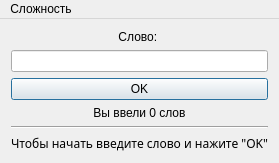
Above: mainwindow.ui from Stals/wordsWithPC before the change. Below: the same form after it.
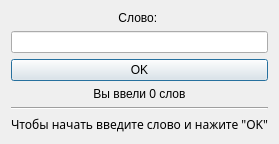
That is the form after the change.

Patch:
```diff
--- a/mainwindow.ui
+++ b/mainwindow.ui
@@ -7,7 +7,7 @@
     <x>0</x>
     <y>0</y>
     <width>256</width>
-    <height>158</height>
+    <height>137</height>
    </rect>
   </property>
   <property name="windowTitle">
@@ -83,24 +83,6 @@
     </item>
    </layout>
   </widget>
-  <widget class="QMenuBar" name="menuBar">
-   <property name="geometry">
-    <rect>
-     <x>0</x>
-     <y>0</y>
-     <width>256</width>
-     <height>21</height>
-    </rect>
-   </property>
-   <widget class="QMenu" name="menuGkj">
-    <property name="title">
-     <string>Сложность</string>
-    </property>
-    <addaction name="action"/>
-    <addaction name="action_2"/>
-   </widget>
-   <addaction name="menuGkj"/>
-  </widget>
   <action name="action">
    <property name="checkable">
     <bool>true</bool>
```
